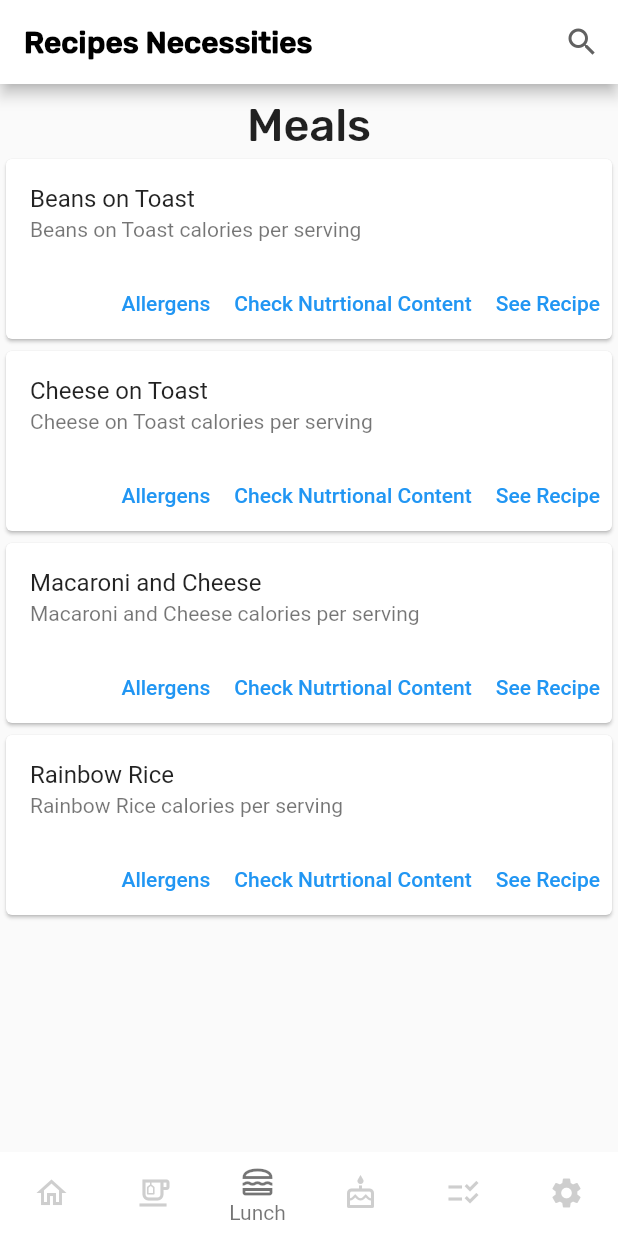
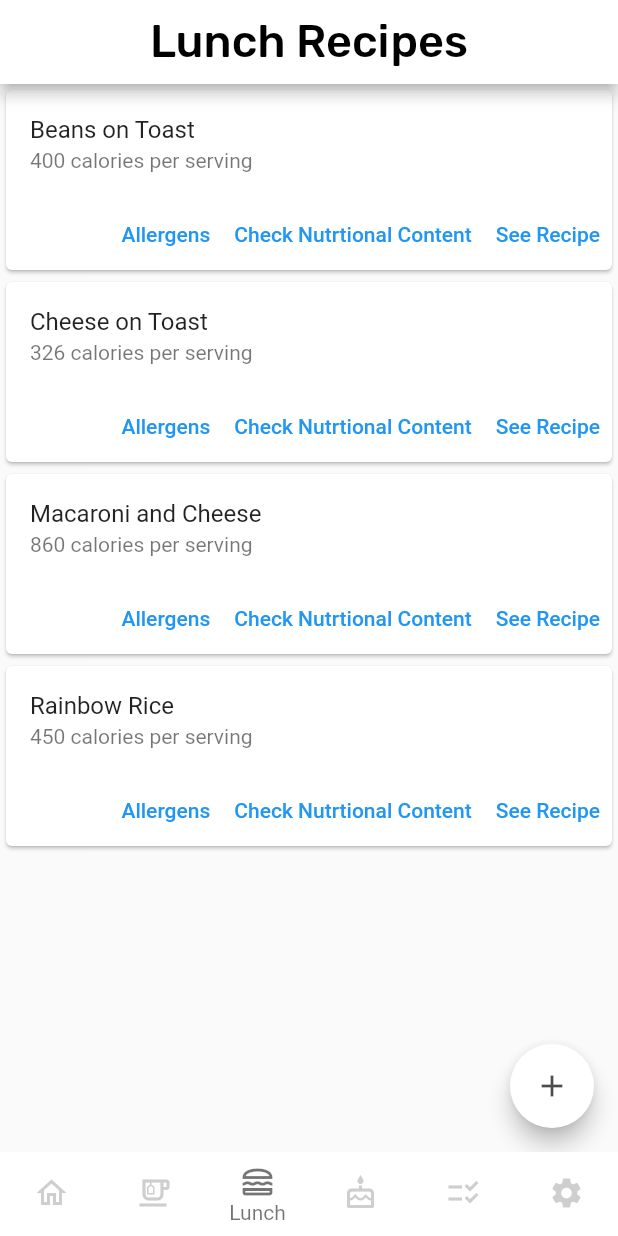
Before and after one commit to Akierion/mobile-platform-development-app, a Flutter app: the screen it shows once a user with an empty profile is signed in, item 3 of the bottom bar chosen, on a phone screen of 412 x 824 dp. Run offline on Flutter 3.47's test engine with Material 2 defaults, Android fonts, the phone set to English and light mode, and no system bars; our stand-ins replace cloud_firestore, firebase_auth, firebase_core, fluttertoast; accounts and stored records are empty.

Commit message:
fixed stuff

```diff
--- a/lib/pages/add_task_page.dart
+++ b/lib/pages/add_item_page.dart
@@ -23,9 +23,9 @@ class _AddTaskState extends State<AddTask> {
     var time = DateTime.now();
 
     await FirebaseFirestore.instance
-        .collection('tasks')
+        .collection('shopping lists')
         .doc(uid)
-        .collection('user tasks')
+        .collection('shopping list')
         .doc(time.toString())
         .set({'title': titleController.text, 'description': descriptionController.text, 'time': time
         });
--- a/lib/pages/main_page.dart
+++ b/lib/pages/main_page.dart
@@ -64,7 +64,6 @@ class _MainPageState extends State<MainPage> {
   @override
   Widget build(BuildContext context) {
     return Scaffold(
-      appBar: MainPageAppbar(),
       body: pages[currentIndex],
       bottomNavigationBar: BottomNavigationBar(
         onTap: onTap,
--- a/lib/pages/meals_page.dart
+++ b/lib/pages/meals_page.dart
@@ -1,6 +1,7 @@
 import 'package:flutter/cupertino.dart';
 import 'package:flutter/material.dart';
 import '../builders/recipe_card_builder.dart';
+import 'create_new_recipe_page.dart';
 
 class MealsPage extends StatelessWidget {
   MealsPage({Key? key}) : super(key: key);
@@ -10,22 +11,23 @@ class MealsPage extends StatelessWidget {
 
   @override
   Widget build(BuildContext context) {
-    return Container(
-      child: ListView (
-        children: <Widget> [
-          Center(
-            child: Padding(
-              padding: const EdgeInsets.only(top:10),
-                child: Text('Meals', textAlign: TextAlign.center, style: TextStyle(fontSize: 30, fontFamily: 'Rubik'),
-                ),
-            ),
+    return Scaffold(
+        appBar: AppBar(title: Text('Lunch Recipes',textAlign: TextAlign.center, style: TextStyle(fontSize: 30, fontFamily: 'Rubik')),centerTitle: true,
+            backgroundColor: Colors.white,foregroundColor: Colors.black),
+        body: Container(
+          child: ListView (
+              children: <Widget> [
+                recipeCardBuilder.recipeCardBuilder(recipes[0], calories[0]),
+                recipeCardBuilder.recipeCardBuilder(recipes[1], calories[1]),
+                recipeCardBuilder.recipeCardBuilder(recipes[2], calories[2]),
+                recipeCardBuilder.recipeCardBuilder(recipes[3], calories[3]),
+              ]
           ),
-          recipeCardBuilder.recipeCardBuilder(recipes[0], recipes[0]),
-          recipeCardBuilder.recipeCardBuilder(recipes[1], recipes[1]),
-          recipeCardBuilder.recipeCardBuilder(recipes[2], recipes[2]),
-          recipeCardBuilder.recipeCardBuilder(recipes[3], recipes[3]),
-        ],
-      ),
-    );
+        ),
+        floatingActionButton: FloatingActionButton(backgroundColor: Colors.white, foregroundColor: Colors.black.withOpacity(0.7),
+            child: Icon(Icons.add),onPressed: () {
+              Navigator.push(
+                  context, MaterialPageRoute(builder: (context) => AddRecipe()));}
+        ));
   }
 }
```
Also changed, not shown: lib/pages/breakfast_page.dart (+12 -10 lines), lib/pages/create_new_recipe_page.dart (+72 -34 lines), lib/pages/desserts_page.dart (+12 -15 lines), lib/pages/home_page.dart (+6 -1 lines), lib/pages/settings_page.dart (+7 -5 lines), lib/pages/todolist_page.dart (+7 -8 lines).
